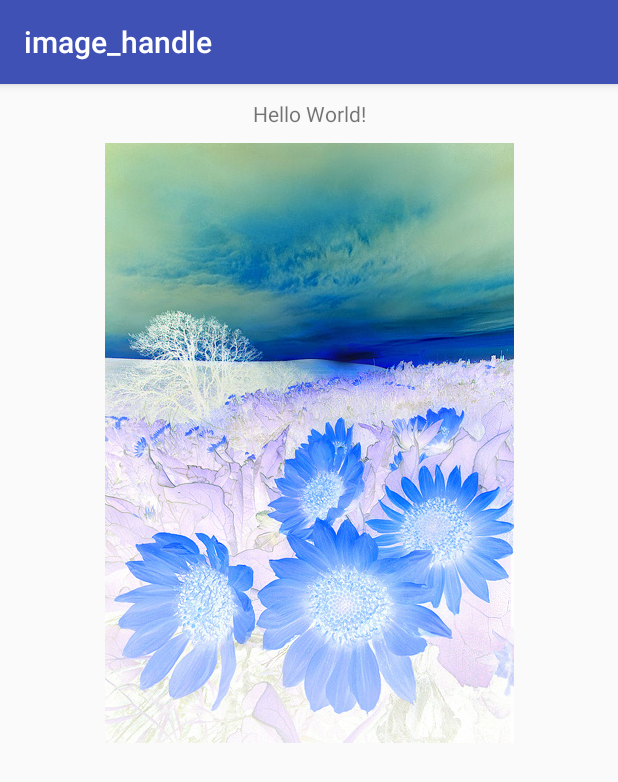
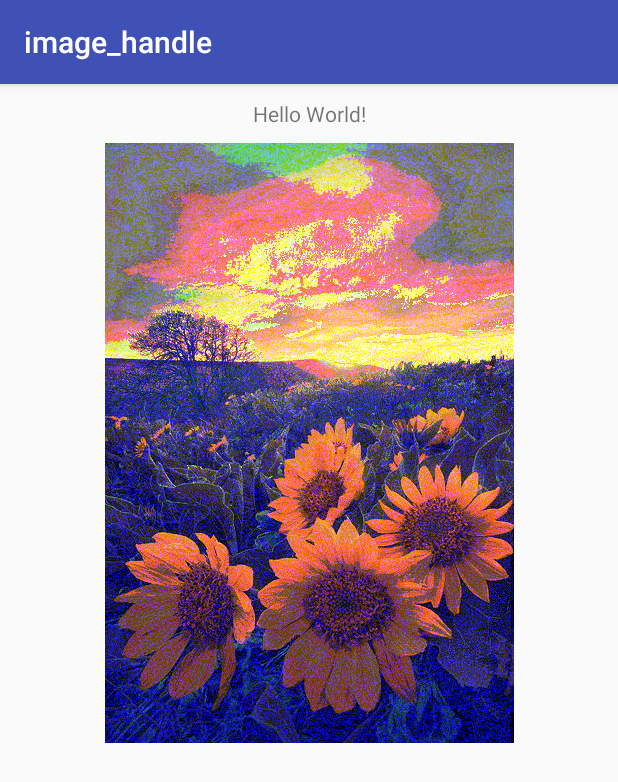
Before and after one commit to weiwei44/image_handle, an Android app: the screen it shows after launch (MainActivity), on a phone screen of 412 x 824 dp. Shown: the top 782 px of the screen. Run offline under Robolectric (Android 15) with nearby library versions, the phone set to English and light mode, and no system bars; 1 statement that could not run was skipped.

Commit message:
“
bit转换

```diff
--- a/app/src/main/java/mobile/indoorbuy/com/image_handle/MainActivity.kt
+++ b/app/src/main/java/mobile/indoorbuy/com/image_handle/MainActivity.kt
@@ -6,6 +6,8 @@ import android.support.v7.app.AppCompatActivity
 import android.os.Bundle
 import android.util.Log
 import kotlinx.android.synthetic.main.activity_main.*
+import mobile.indoorbuy.com.image_handle.handle.BitConvertHandle
+import mobile.indoorbuy.com.image_handle.handle.GraySetHandle
 import mobile.indoorbuy.com.image_handle.utils.Content.TAG
 import mobile.indoorbuy.com.image_handle.utils.ImagePixelUtls
 
@@ -22,27 +24,8 @@ class MainActivity : AppCompatActivity() {
         // 保存所有的像素的数组，图片宽×高
         val pixels = ImagePixelUtls.getPixel(bitmap)
 
-        for (index in 0 until pixels.size){
-            val color = pixels[index]
-
-            val alpha = (color and -0x1000000) ushr 24  //取无符号最高位
-            val newAlpha = alpha shl 24 or 0x00ffffff
-
-            var red = (color and 0x00ff0000) shr 16 // 取高两位  int red = Color.red(pixel)这些函数也能获取具体像素
-            red = 255 - red
-            val newRed = red shl 16 or -0xff0001
-
-            var green = (color and 0x0000ff00) shr 8 // 取中两位
-            green = 255 - green
-            val newGreen = green shl 8 or -0xff01
-
-            var blue = color and 0x000000ff // 取低两位
-            blue = 255 - blue
-            val newBlue = blue or -0x100
-
-            val newColor = newRed and newGreen and newBlue and newAlpha   //跟此函数同理Color.argb(alpha, red, green, blue)
-            pixels[index] = newColor
-        }
+        //GraySetHandle.handleSet(pixels)
+        BitConvertHandle.handleSet(pixels,16)
 
         val newBitmap = Bitmap.createBitmap(bitmap.width,bitmap.height,bitmap.config)
         newBitmap.setPixels(pixels,0,bitmap.width,0,0,bitmap.width,bitmap.height)
--- /dev/null
+++ b/app/src/main/java/mobile/indoorbuy/com/image_handle/handle/BitConvertHandle.kt
@@ -0,0 +1,132 @@
+package mobile.indoorbuy.com.image_handle.handle
+
+import android.graphics.Color
+import android.util.Log
+import mobile.indoorbuy.com.image_handle.utils.Content.TAG
+
+/**
+ * Created by BMW on 2018/6/12.
+ */
+object BitConvertHandle{
+    /**
+     * @param pixels 像素数组
+     * @param bit 转换为多少比特的图像
+     *
+     * f1 = f - min(f)   先将图像像素减去最小值
+     * f2 = bit*(f1 / max(f1))  在除以最大值，乘以转换的bit
+     */
+    fun handleSet(pixels:IntArray,bit1 :Int) {
+         val bit:Int = Math.pow(2.0,bit1.toDouble()).toInt()-1
+
+        Log.e(TAG,"bit==$bit")
+        var minRed = 0
+        var maxRed = 0
+        var minGreen = 0
+        var maxGreen = 0
+        var minBlue = 0
+        var maxBlue = 0
+        //求各个颜色分量的最小值
+        for (index in 0 until pixels.size) {
+            if(index == 1 ||index == 2 ||index == 3) {
+                val alpha1 = Color.alpha(pixels[index])
+                val red1 = Color.red(pixels[index])
+                val green1 = Color.green(pixels[index])
+                val blue1 = Color.blue(pixels[index])
+                val result = Color.argb(alpha1,red1,green1,blue1)
+                Log.e(TAG,"pixel = ${pixels[index]},alpha1=$alpha1,red = $red1,green = $green1,blue = $blue1,result = $result")
+            }
+
+            val red = Color.red(pixels[index]).apply {
+                if (index == 0){
+                    minRed = this
+                }
+
+                if(this < minRed){
+                    minRed = this
+                }
+            }
+            val green = Color.green(pixels[index]).apply {
+                if (index == 0){
+                    minGreen = this
+                }
+                if(this < minGreen){
+                    minGreen = this
+                }
+            }
+            val blue = Color.blue(pixels[index]).apply {
+                if (index == 0){
+                    minBlue = this
+                }
+                if(this < minBlue){
+                    minBlue = this
+                }
+            }
+        }
+
+        //把每个颜色分量减去对应的最小值
+        for (index in 0 until pixels.size) {
+            val alpha = Color.alpha(pixels[index])
+            val red = Color.red(pixels[index]).run {
+               this - minRed
+            }
+            val green = Color.green(pixels[index]).run {
+                this - minGreen
+            }
+            val blue = Color.blue(pixels[index]).run {
+                this - minBlue
+            }
+            pixels[index] = Color.argb(alpha,red,green,blue)
+        }
+            //求各个颜色分量的最大值
+        for (index in 0 until pixels.size) {
+            val red = Color.red(pixels[index]).apply {
+                if (index == 0){
+                    maxRed = this
+                }
+
+                if(this > maxRed){
+                    maxRed = this
+                }
+
+            }
+            val green = Color.green(pixels[index]).apply {
+                if (index == 0){
+                    maxGreen = this
+                }
+
+                if(this > maxGreen){
+                    maxGreen = this
+                }
+
+            }
+            val blue = Color.blue(pixels[index]).apply {
+                if (index == 0){
+                    maxBlue = this
+                }
+
+                if(this > maxBlue){
+                    maxBlue = this
+                }
+
+            }
+        }
+
+        Log.e(TAG,"minred =$minRed,maxred=$maxRed,mingreen=$minGreen,maxgreen=$maxGreen,minblue=$minBlue,maxblue=$maxBlue")
+        //把每个颜色分量运算
+        for (index in 0 until pixels.size) {
+            val alpha = Color.alpha(pixels[index])
+            val red = Color.red(pixels[index]).run {
+                bit*this/maxRed.toFloat().toInt()
+            }
+            val green = Color.green(pixels[index]).run {
+                bit*this/maxGreen.toFloat().toInt()
+            }
+            val blue = Color.blue(pixels[index]).run {
+                bit*this/maxBlue.toFloat().toInt()
+            }
+
+            pixels[index] = Color.argb(alpha,red,green,blue)
+        }
+
+    }
+}
--- /dev/null
+++ b/app/src/main/java/mobile/indoorbuy/com/image_handle/handle/GraySetHandle.kt
@@ -0,0 +1,36 @@
+package mobile.indoorbuy.com.image_handle.handle
+
+import kotlin.math.max
+
+/**
+ * Created by BMW on 2018/6/12.
+ * 图像灰度集合操作
+ */
+
+object GraySetHandle{
+
+    fun handleSet(pixels:IntArray){
+        for (index in 0 until pixels.size){
+            val color = pixels[index]
+
+            val alpha = (color and -0x1000000) ushr 24  //取无符号最高位
+            val newAlpha = alpha shl 24 or 0x00ffffff
+
+            var red = (color and 0x00ff0000) shr 16 // 取高两位  int red = Color.red(pixel)这些函数也能获取具体像素
+            red = max(red,255 - red)
+            val newRed = red shl 16 or -0xff0001
+
+
+            var green = (color and 0x0000ff00) shr 8 // 取中两位
+            green = max(green,255 - green)
+            val newGreen = green shl 8 or -0xff01
+
+            var blue = color and 0x000000ff // 取低两位
+            blue = max(blue,255 - blue)
+            val newBlue = blue or -0x100
+
+            val newColor = newRed and newGreen and newBlue and newAlpha   //跟此函数同理Color.argb(alpha, red, green, blue)
+            pixels[index] = newColor
+        }
+    }
+}
--- /dev/null
+++ b/app/src/main/java/mobile/indoorbuy/com/image_handle/handle/Handle.kt
@@ -0,0 +1,8 @@
+package mobile.indoorbuy.com.image_handle.handle
+
+/**
+ * Created by BMW on 2018/6/12.
+ */
+interface  Handle{
+    fun handleSet(pixels:IntArray)
+}
```
